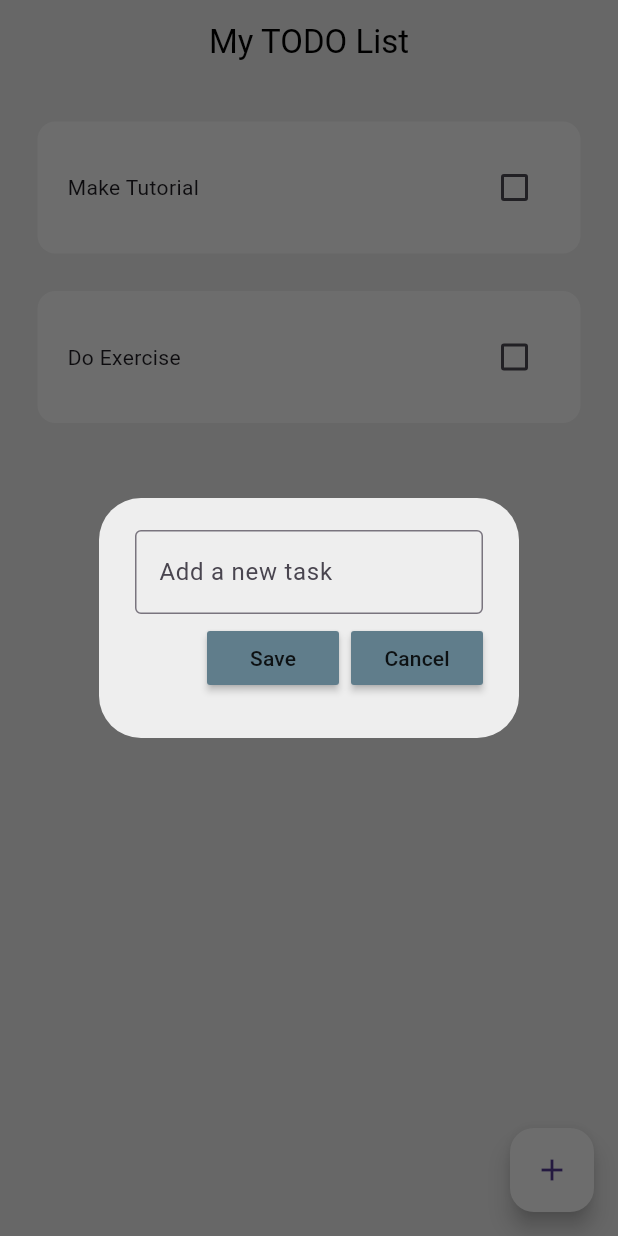
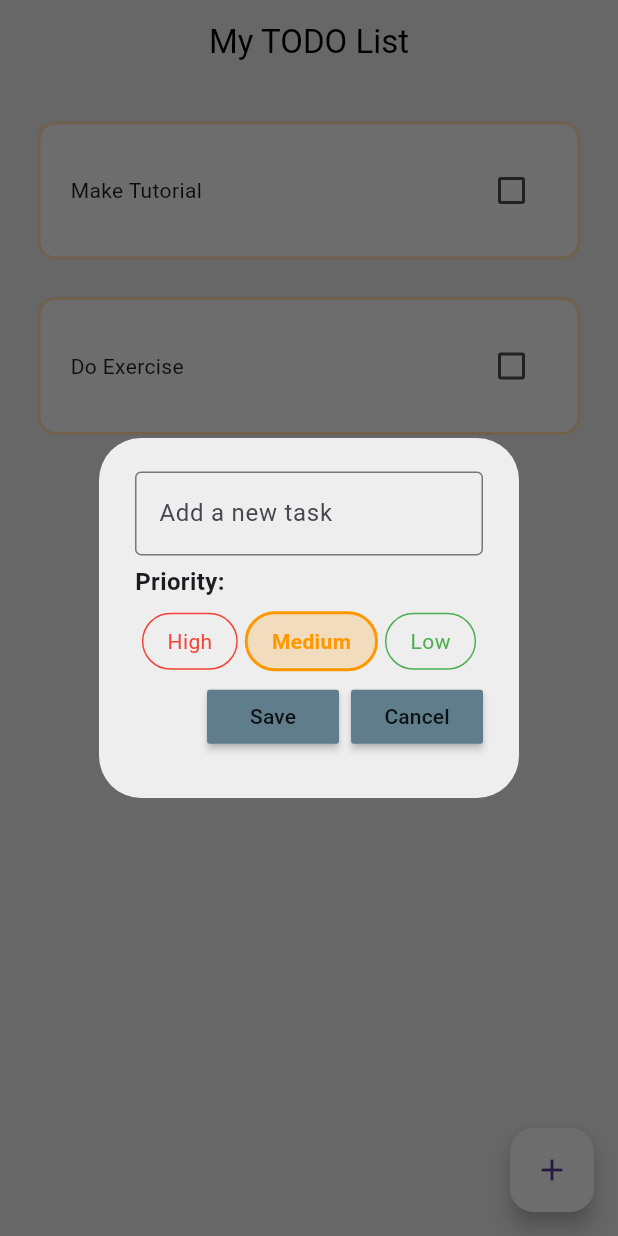
Before and after one commit to JNIS007/Todo-App-w-Hive, a Flutter app: the screen it shows after launch, after a tap on the "add" icon, on a phone screen of 412 x 824 dp. Run offline on Flutter 3.47's test engine with Material 3 defaults, Android fonts, the phone set to English and light mode, and no system bars; drawn by our look-alikes of flutter_slidable; our stand-ins replace hive_flutter; accounts and stored records are empty.

Commit message:
new feature

```diff
--- a/lib/data/databse.dart
+++ b/lib/data/databse.dart
@@ -31,5 +31,18 @@ class ToDoDataBase {
   }
 
 
+  List getTasksByPriority(String priority) {
+    return toDoList.where((task) => task[2] == priority).toList();
+  }
+
+  // Sort tasks by priority (High -> Medium -> Low)
+  void sortByPriority() {
+    toDoList.sort((a, b) {
+      Map<String, int> priorityOrder = {"High": 0, "Medium": 1, "Low": 2};
+      return priorityOrder[a[2]]!.compareTo(priorityOrder[b[2]]!);
+    });
+  }
+
+
 
 }
--- a/lib/pages/homepage.dart
+++ b/lib/pages/homepage.dart
@@ -30,6 +30,7 @@ class _HomepageState extends State<Homepage> {
   }
 
   final _controller = TextEditingController();
+  String selectedPriority = "Medium";
 
 
 
@@ -46,7 +47,7 @@ class _HomepageState extends State<Homepage> {
 
   void saveNewTask() {
     setState(() {
-      db.toDoList.add([_controller.text, false]);
+      db.toDoList.add([_controller.text, false, selectedPriority]);
       _controller.clear();
     });
     Navigator.of(context).pop();
@@ -55,12 +56,16 @@ class _HomepageState extends State<Homepage> {
 
   //create new task
   void createNewTask() {
+    selectedPriority = "Medium";
     showDialog(context: context,
         builder: (context){
       return DialogBox(
           controller: _controller,
         onSave: saveNewTask,
         onCancel: ()=> Navigator.of(context).pop(),
+        onPriorityChanged: (priority) {
+          selectedPriority = priority;
+        },
       );
         });
   }
@@ -81,6 +86,7 @@ class _HomepageState extends State<Homepage> {
         title: Text('My TODO List', style: TextStyle(color: Colors.black),),
         centerTitle: true,
 
+
       ),
       floatingActionButton: FloatingActionButton(
           onPressed: createNewTask,
@@ -93,6 +99,7 @@ class _HomepageState extends State<Homepage> {
           return TodoTile(
               taskName: db.toDoList[index][0],
               taskCompleted: db.toDoList[index][1],
+            priority: db.toDoList[index].length > 2 ? db.toDoList[index][2] : "Medium",
               onChanged: (value) => checkBoxChanged(value,index),
             deleteFunction: (context) => deleteTask(index),
           );
--- a/lib/utils/dialog_box.dart
+++ b/lib/utils/dialog_box.dart
@@ -1,50 +1,127 @@
 import 'package:flutter/material.dart';
 import 'package:todoapp/utils/my_button.dart';
 
+class DialogBox extends StatefulWidget {
+  final controller;
+  final VoidCallback onSave;
+  final VoidCallback onCancel;
+  final Function(String) onPriorityChanged; // Add this callback
 
-class DialogBox extends StatelessWidget {
-  final controller;
-  VoidCallback onSave;
-  VoidCallback onCancel;
   DialogBox({
     super.key,
     required this.controller,
     required this.onSave,
     required this.onCancel,
+    required this.onPriorityChanged, // Add this parameter
+  });
 
-   });
+  @override
+  _DialogBoxState createState() => _DialogBoxState();
+}
+
+class _DialogBoxState extends State<DialogBox> {
+  String selectedPriority = "Medium";
+  final priorities = ["High", "Medium", "Low"];
 
   @override
   Widget build(BuildContext context) {
     return AlertDialog(
       backgroundColor: Colors.grey[200],
       content: Container(
-        height: 120,
+        height: 200, // Increased height to accommodate priority selection
         child: Column(
           mainAxisAlignment: MainAxisAlignment.spaceEvenly,
           children: [
+            // Task input field
             TextField(
-              controller: controller  ,
+              controller: widget.controller,
               decoration: InputDecoration(
                   border: OutlineInputBorder(),
                   hintText: "Add a new task"
               ),
             ),
+
+            // Priority selection
+            Column(
+              crossAxisAlignment: CrossAxisAlignment.start,
+              children: [
+                Text(
+                  "Priority:",
+                  style: TextStyle(
+                    fontWeight: FontWeight.bold,
+                    fontSize: 16,
+                  ),
+                ),
+                SizedBox(height: 8),
+                Row(
+                  mainAxisAlignment: MainAxisAlignment.spaceEvenly,
+                  children: priorities.map((priority) {
+                    bool isSelected = selectedPriority == priority;
+                    Color priorityColor = _getPriorityColor(priority);
+
+                    return GestureDetector(
+                      onTap: () {
+                        setState(() {
+                          selectedPriority = priority;
+                        });
+                        widget.onPriorityChanged(priority);
+                      },
+                      child: Container(
+                        padding: EdgeInsets.symmetric(horizontal: 16, vertical: 8),
+                        decoration: BoxDecoration(
+                          color: isSelected
+                              ? priorityColor.withOpacity(0.2)
+                              : Colors.transparent,
+                          borderRadius: BorderRadius.circular(20),
+                          border: Border.all(
+                            color: priorityColor,
+                            width: isSelected ? 2 : 1,
+                          ),
+                        ),
+                        child: Text(
+                          priority,
+                          style: TextStyle(
+                            color: priorityColor,
+                            fontWeight: isSelected
+                                ? FontWeight.bold
+                                : FontWeight.normal,
+                          ),
+                        ),
+                      ),
+                    );
+                  }).toList(),
+                ),
+              ],
+            ),
+
+            // Buttons row
             Row(
               mainAxisAlignment: MainAxisAlignment.end,
               children: [
                 //save button
-                MyButton(text: 'Save', onPressed: onSave),
+                MyButton(text: 'Save', onPressed: widget.onSave),
 
                 SizedBox(width: 8,),
                 //cancel button
-                MyButton(text: 'Cancel', onPressed: onCancel)
+                MyButton(text: 'Cancel', onPressed: widget.onCancel)
               ],
             )
           ],
         ),
       ),
-
     );
   }
+
+  Color _getPriorityColor(String priority) {
+    switch (priority.toLowerCase()) {
+      case 'high':
+        return Colors.red;
+      case 'medium':
+        return Colors.orange;
+      case 'low':
+        return Colors.green;
+      default:
+        return Colors.grey;
     }
+  }
+}
--- a/lib/utils/todo_tile.dart
+++ b/lib/utils/todo_tile.dart
@@ -9,6 +9,7 @@ import 'package:flutter_slidable/flutter_slidable.dart';
 class TodoTile extends StatelessWidget {
   final String taskName;
   final bool taskCompleted;
+  final String priority;
   Function(bool?)? onChanged;
   Function(BuildContext)? deleteFunction;
    TodoTile({
@@ -16,7 +17,8 @@ class TodoTile extends StatelessWidget {
   required this.taskName,
     required this.taskCompleted,
     required this.onChanged,
-     required this.deleteFunction
+     required this.deleteFunction,
+     required this.priority,
   });
 
   @override
@@ -31,12 +33,16 @@ class TodoTile extends StatelessWidget {
                 borderRadius: BorderRadius.circular(12),
                   onPressed: deleteFunction,
                 icon: Icons.delete,
-                backgroundColor: Colors.red,
+                backgroundColor: Colors.red.shade300,
               )
             ]
         ),
         child: Container(
           decoration: BoxDecoration(
+            border: Border.all(
+              color: _getPriorityColor(priority).withOpacity(0.3),
+              width: 2,
+            ),
               color: Colors.grey[200],
             borderRadius: BorderRadius.circular(12)
           ),
@@ -56,7 +62,7 @@ class TodoTile extends StatelessWidget {
               Checkbox(
                   value: taskCompleted,
                   onChanged: onChanged,
-                activeColor: Colors.black,
+                activeColor: _getPriorityColor(priority),
                 checkColor: Colors.white,
               )
             ],
@@ -66,3 +72,18 @@ class TodoTile extends StatelessWidget {
     );
   }
 }
+
+
+
+Color _getPriorityColor(String priority) {
+  switch (priority.toLowerCase()) {
+    case 'high':
+      return Colors.red;
+    case 'medium':
+      return Colors.orange;
+    case 'low':
+      return Colors.green;
+    default:
+      return Colors.grey;
+  }
+}
```
Also changed, not shown: lib/utils/priority_list.dart (added, +64 -0 lines), pubspec.yaml (+9 -0 lines), assets/to-do-list.png (added), pubspec.lock, 29 other files. Lines whose indentation alone changed are shown as unchanged.
